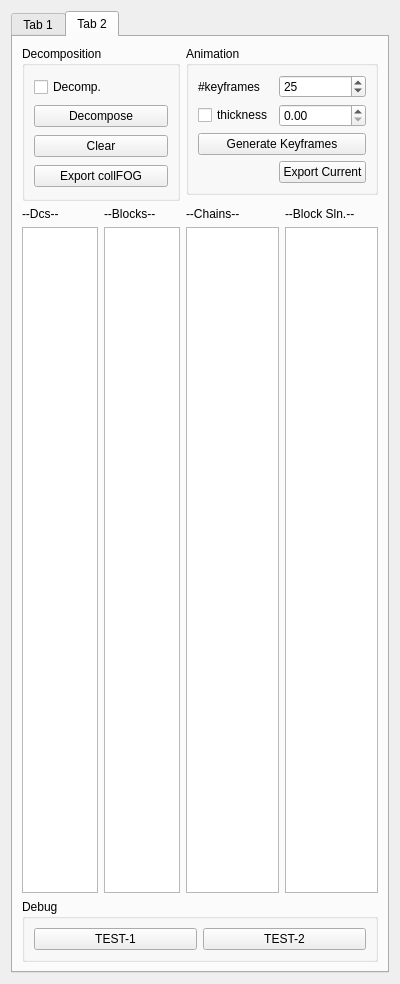
Qt form FoldPlugin/FdWidget.ui (letienhung/fold-hcc) before a commit.
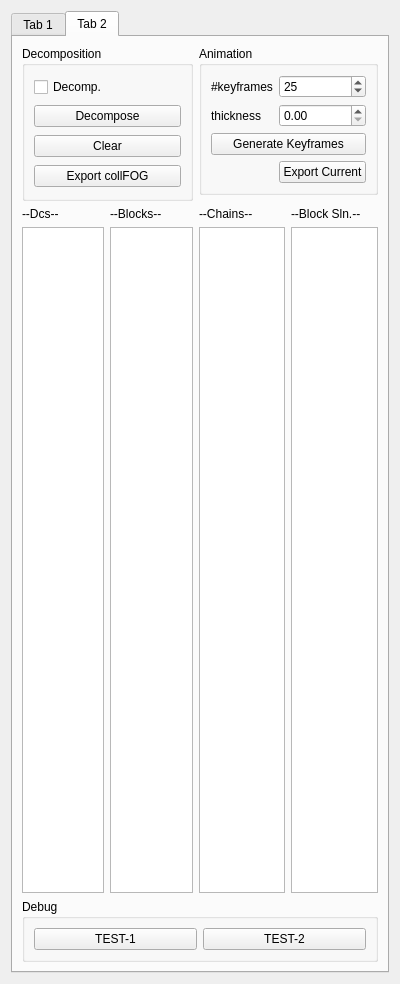
The same form after that commit. The open tabs and pages were chosen to show the change.

Commit message: changed parameter setting for thickness debugging

```diff
--- a/FoldPlugin/FdWidget.ui
+++ b/FoldPlugin/FdWidget.ui
@@ -424,7 +424,7 @@
            </widget>
           </item>
           <item row="1" column="0">
-           <widget class="QCheckBox" name="useThickness">
+           <widget class="QLabel" name="label_5">
             <property name="text">
              <string>thickness</string>
             </property>
```
Left out of the diff: 6 changed lines with no effect on the pictures. The commit also changes 9 other files.
